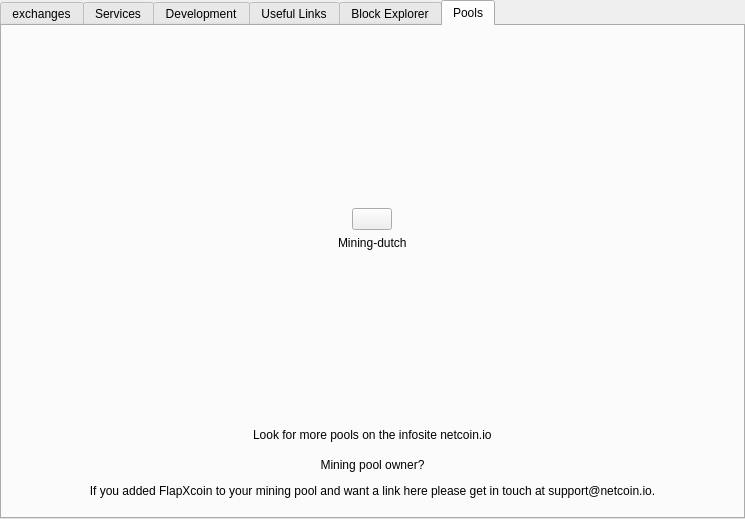
This is src/qt/forms/shoppingpage.ui in DaGoOfMaN/FlapXcoin-Lab as Qt 5 draws it before an edit. The edited form follows.
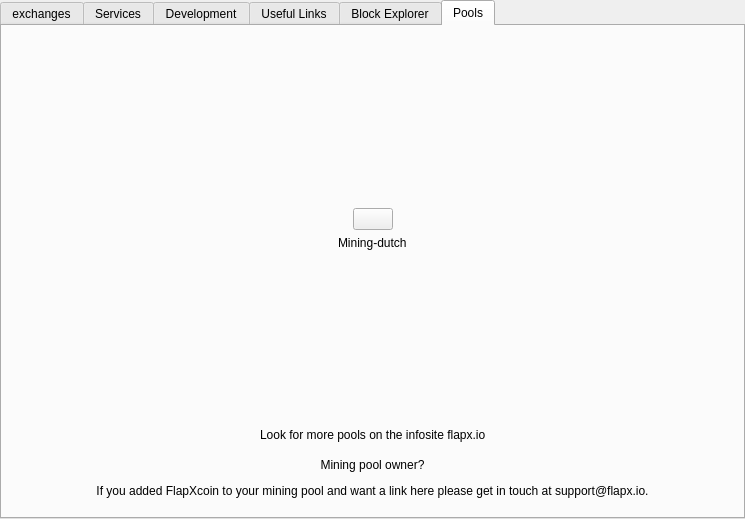
This is the edited form. Icons and pictures are not drawn.

The edit to the form file:
```diff
--- a/src/qt/forms/shoppingpage.ui
+++ b/src/qt/forms/shoppingpage.ui
@@ -2824,7 +2824,7 @@
           <string notr="true">background:transparent</string>
          </property>
          <property name="text">
-          <string>&lt;html&gt;&lt;head/&gt;&lt;body&gt;&lt;p align=&quot;center&quot;&gt;&lt;span&gt;Mining pool owner?&lt;/span&gt;&lt;/p&gt;&lt;p align=&quot;center&quot;&gt;&lt;span&gt;If&lt;/span&gt;&lt;span&gt; you added FlapXcoin to your mining pool and want a link here please get in touch at support@netcoin.io.&lt;/span&gt;&lt;/p&gt;&lt;/body&gt;&lt;/html&gt;</string>
+          <string>&lt;html&gt;&lt;head/&gt;&lt;body&gt;&lt;p align=&quot;center&quot;&gt;&lt;span&gt;Mining pool owner?&lt;/span&gt;&lt;/p&gt;&lt;p align=&quot;center&quot;&gt;&lt;span&gt;If&lt;/span&gt;&lt;span&gt; you added FlapXcoin to your mining pool and want a link here please get in touch at support@flapx.io.&lt;/span&gt;&lt;/p&gt;&lt;/body&gt;&lt;/html&gt;</string>
          </property>
          <property name="wordWrap">
           <bool>true</bool>
@@ -2889,7 +2889,7 @@
        <item row="5" column="1">
         <widget class="QLabel" name="label_5">
          <property name="text">
-          <string>Look for more pools on the infosite netcoin.io</string>
+          <string>Look for more pools on the infosite flapx.io</string>
          </property>
         </widget>
        </item>
```
Left out of the diff: 6 changed lines with no effect on the pictures.
